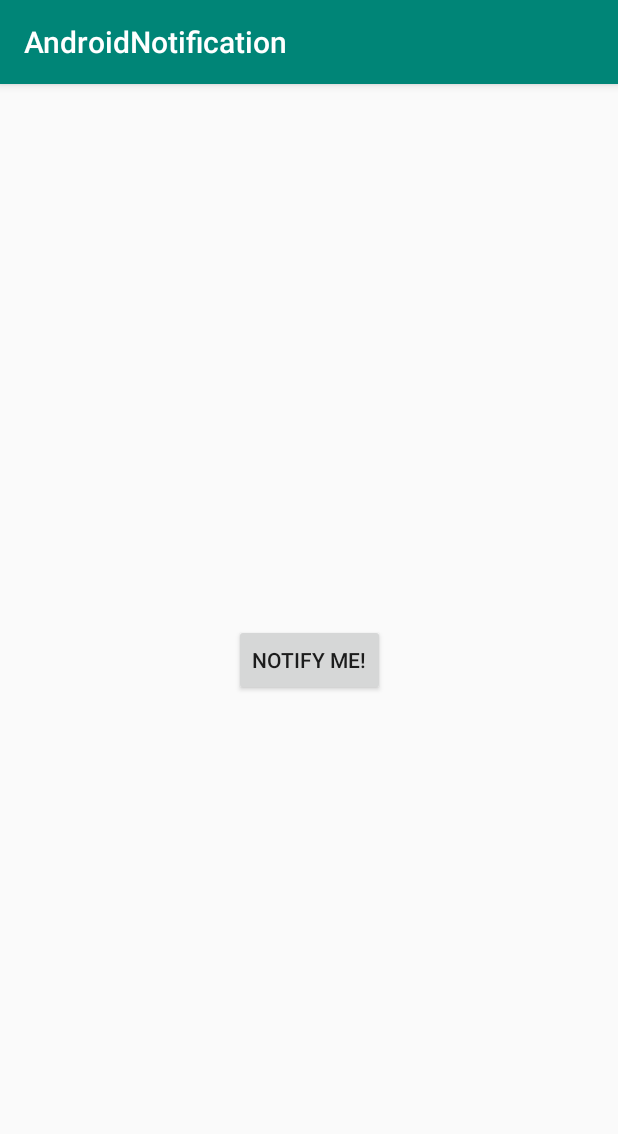
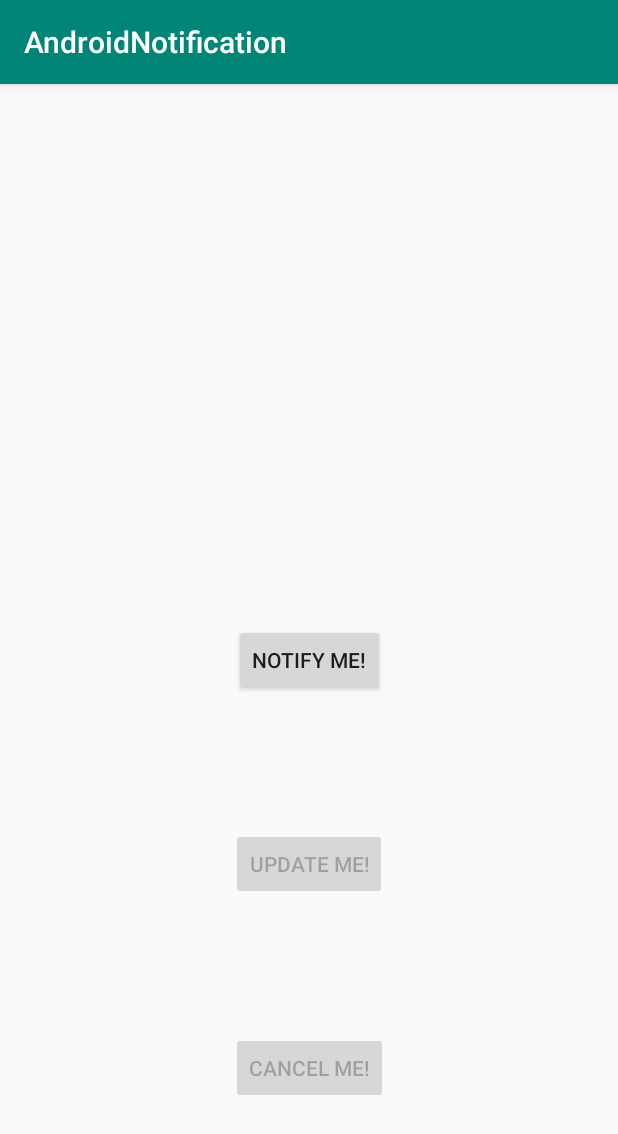
Before and after one commit to nishank95/AAD-Practice, an Android app: the screen it shows after launch (MainActivity), on a phone screen of 412 x 824 dp. Shown: the top 1134 px of the screen. Run offline under Robolectric (Android 15) with nearby library versions, the phone set to English and light mode, and no system bars.

Commit message:
Update and Cancel the Notification

```diff
--- a/AndroidNotification/app/src/main/java/com/example/androidnotification/MainActivity.java
+++ b/AndroidNotification/app/src/main/java/com/example/androidnotification/MainActivity.java
@@ -5,6 +5,8 @@ import android.app.NotificationChannel;
 import android.app.NotificationManager;
 import android.app.PendingIntent;
 import android.content.Intent;
+import android.graphics.Bitmap;
+import android.graphics.BitmapFactory;
 import android.graphics.Color;
 import android.support.v4.app.NotificationCompat;
 import android.support.v7.app.AppCompatActivity;
@@ -15,6 +17,8 @@ import android.widget.Button;
 public class MainActivity extends AppCompatActivity {
 
     private Button button_notify;
+    private Button button_cancel;
+    private Button button_update;
     //Identifier for notification in a package
     private static final int NOTIFICATION_ID = 0;
     //Identifier for notification channel in a package
@@ -26,6 +30,8 @@ public class MainActivity extends AppCompatActivity {
     protected void onCreate(Bundle savedInstanceState) {
         super.onCreate(savedInstanceState);
         setContentView(R.layout.activity_main);
+
+        //Notify Button
         button_notify = findViewById(R.id.notify);
         button_notify.setOnClickListener(new View.OnClickListener() {
             @Override
@@ -33,7 +39,26 @@ public class MainActivity extends AppCompatActivity {
                 sendNotification();
             }
         });
+        //Update Button
+        button_update = findViewById(R.id.update);
+        button_update.setOnClickListener(new View.OnClickListener() {
+            @Override
+            public void onClick(View view) {
+                //Update the notification
+                updateNotification();
+            }
+        });
+        //Cancel Button
+        button_cancel = findViewById(R.id.cancel);
+        button_cancel.setOnClickListener(new View.OnClickListener() {
+            @Override
+            public void onClick(View view) {
+                //Cancel the notification
+                cancelNotification();
+            }
+        });
         createNotificationChannel();
+        setNotificationButtonState(true, false, false);
     }
 
     //Create and return a Notification builder object
@@ -89,5 +114,31 @@ public class MainActivity extends AppCompatActivity {
     public void sendNotification(){
         NotificationCompat.Builder notifyBuilder = getNotificationBuilder();
         mNotifyManager.notify(NOTIFICATION_ID,notifyBuilder.build());
+        setNotificationButtonState(false, true, true);
+
+    }
+
+    public void updateNotification() {
+        Bitmap androidImage = BitmapFactory
+                .decodeResource(getResources(),R.drawable.mascot_1);
+        NotificationCompat.Builder notifyBuilder = getNotificationBuilder();
+        notifyBuilder.setStyle(new NotificationCompat.BigPictureStyle()
+                                .bigPicture(androidImage)
+                                .setBigContentTitle("Notification Updated!!"));
+        mNotifyManager.notify(NOTIFICATION_ID,notifyBuilder.build());
+        setNotificationButtonState(false, false, true);
+
+    }
+
+    public void cancelNotification() {
+        mNotifyManager.cancel(NOTIFICATION_ID);
+        setNotificationButtonState(true, false, false);
+    }
+
+    // Toggle buttons state
+    void setNotificationButtonState(Boolean isNotifyEnabled, Boolean isUpdateEnabled, Boolean isCancelEnabled) {
+        button_notify.setEnabled(isNotifyEnabled);
+        button_update.setEnabled(isUpdateEnabled);
+        button_cancel.setEnabled(isCancelEnabled);
     }
 }
--- a/AndroidNotification/app/src/main/res/layout/activity_main.xml
+++ b/AndroidNotification/app/src/main/res/layout/activity_main.xml
@@ -16,4 +16,24 @@
         app:layout_constraintRight_toRightOf="parent"
         app:layout_constraintTop_toTopOf="parent" />
 
+    <Button
+        android:id="@+id/update"
+        android:layout_width="wrap_content"
+        android:layout_height="wrap_content"
+        android:text="Update Me!"
+        app:layout_constraintBottom_toTopOf="@+id/cancel"
+        app:layout_constraintEnd_toEndOf="parent"
+        app:layout_constraintStart_toStartOf="parent"
+        app:layout_constraintTop_toBottomOf="@+id/notify" />
+
+    <Button
+        android:id="@+id/cancel"
+        android:layout_width="wrap_content"
+        android:layout_height="wrap_content"
+        android:text="Cancel Me!"
+        app:layout_constraintBottom_toBottomOf="parent"
+        app:layout_constraintEnd_toEndOf="parent"
+        app:layout_constraintStart_toStartOf="parent"
+        app:layout_constraintTop_toBottomOf="@+id/update" />
+
 </android.support.constraint.ConstraintLayout>
```
Also changed, not shown: AndroidNotification/app/src/main/res/drawable/mascot_1.jpg (added).
